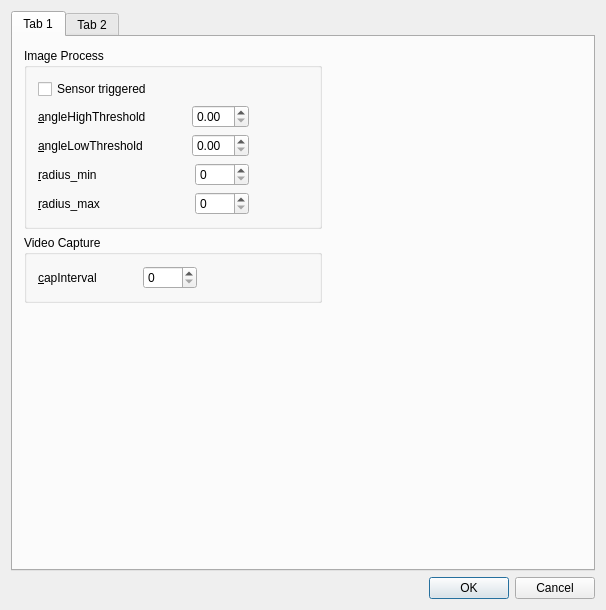
Above: WheelMonitor/SettingDialog.ui from cx3386/WheelMonitor before the change. Below: the same form after it.
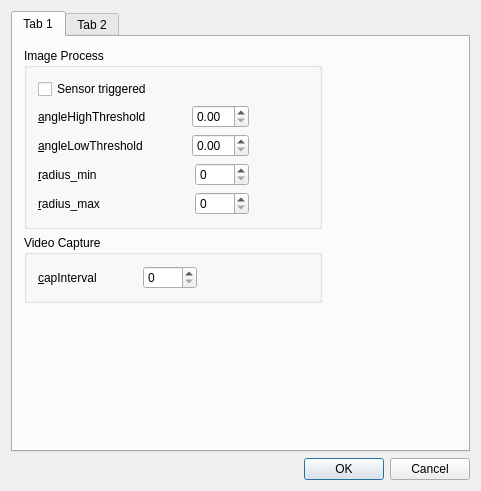
That is the form after the change.

The edit to the form file:
```diff
--- a/WheelMonitor/SettingDialog.ui
+++ b/WheelMonitor/SettingDialog.ui
@@ -12,8 +12,8 @@
    <rect>
     <x>0</x>
     <y>0</y>
-    <width>606</width>
-    <height>610</height>
+    <width>481</width>
+    <height>491</height>
    </rect>
   </property>
   <property name="windowTitle">
```
